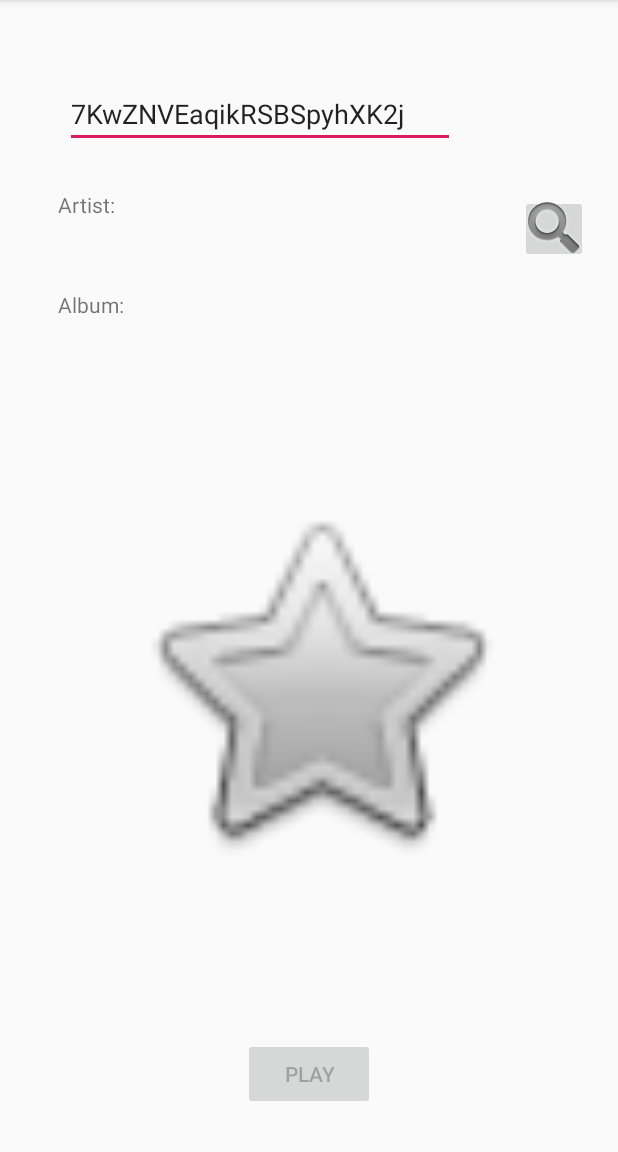
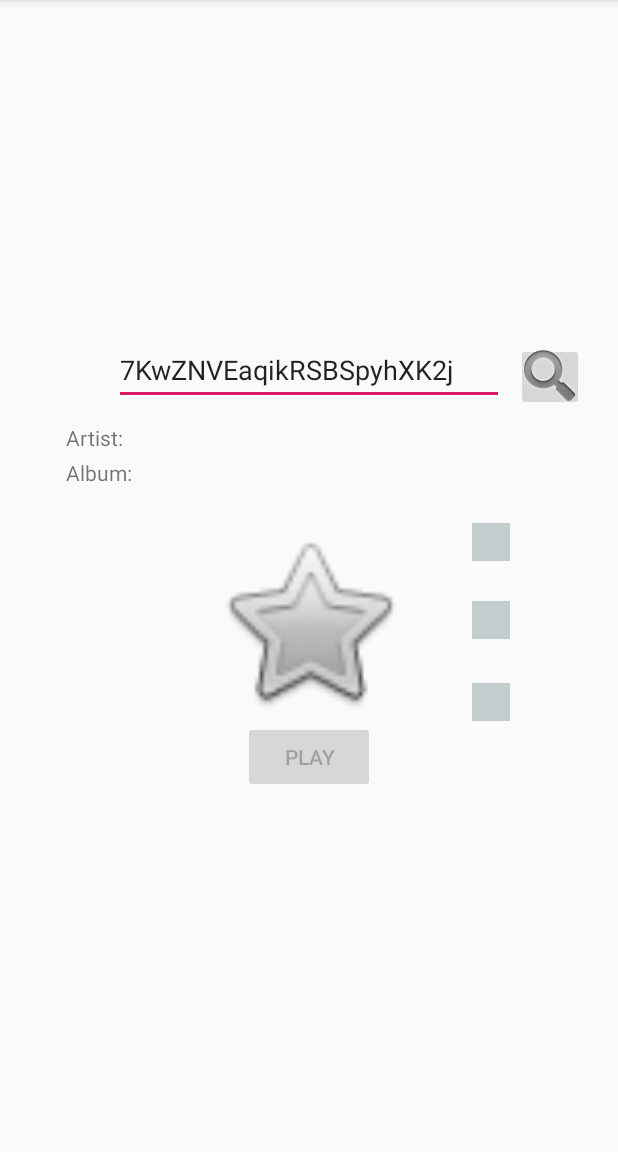
Before and after one commit to aasquier/Android_Audio_Visualizer, an Android app: the screen it shows after launch (MainActivity), on a phone screen of 412 x 824 dp, the part 84-1236 px from its top. Run offline under Robolectric (Android 15) with nearby library versions, the phone set to English and light mode, and no system bars; libraries missing offline, so code that uses them is left out: android.support.v7, com.loopj.android, com.spotify.sdk, cz.msebera.android; 8 statements that could not run were skipped.

Commit message:
Updated UI to look nicer in landscape

```diff
--- a/app/src/main/res/layout/activity_main.xml
+++ b/app/src/main/res/layout/activity_main.xml
@@ -7,129 +7,124 @@
     tools:context=".MainActivity"
     tools:layout_editor_absoluteY="81dp">
 
+    <View
+        android:id="@+id/view"
+        android:layout_width="708dp"
+        android:layout_height="312dp"
+        android:layout_marginStart="8dp"
+        android:layout_marginTop="8dp"
+        android:layout_marginEnd="8dp"
+        android:layout_marginBottom="8dp"
+        app:layout_constraintBottom_toBottomOf="parent"
+        app:layout_constraintEnd_toEndOf="parent"
+        app:layout_constraintHorizontal_bias="1.0"
+        app:layout_constraintStart_toStartOf="parent"
+        app:layout_constraintTop_toTopOf="parent"
+        app:layout_constraintVertical_bias="0.493" />
+
     <Button
         android:id="@+id/playButton"
         android:layout_width="wrap_content"
         android:layout_height="wrap_content"
-        android:layout_marginTop="8dp"
-        android:layout_marginBottom="28dp"
+        android:layout_marginBottom="8dp"
         android:text="Play"
-        app:layout_constraintBottom_toBottomOf="parent"
+        app:layout_constraintBottom_toBottomOf="@+id/view"
         app:layout_constraintEnd_toEndOf="parent"
-        app:layout_constraintStart_toStartOf="parent"
-        app:layout_constraintTop_toBottomOf="@+id/albumArtImageView"
-        app:layout_constraintVertical_bias="1.0" />
+        app:layout_constraintHorizontal_bias="0.499"
+        app:layout_constraintStart_toStartOf="parent" />
 
     <TextView
         android:id="@+id/artistNameTextView"
         android:layout_width="336dp"
         android:layout_height="23dp"
         android:layout_marginStart="8dp"
-        android:layout_marginTop="28dp"
         android:layout_marginEnd="8dp"
         android:text="Artist: "
+        app:layout_constraintBottom_toTopOf="@+id/albumNameTextView"
         app:layout_constraintEnd_toEndOf="parent"
-        app:layout_constraintHorizontal_bias="0.508"
-        app:layout_constraintStart_toStartOf="parent"
-        app:layout_constraintTop_toBottomOf="@+id/trackEditText" />
+        app:layout_constraintHorizontal_bias="0.598"
+        app:layout_constraintStart_toStartOf="parent" />
 
     <TextView
         android:id="@+id/albumNameTextView"
         android:layout_width="336dp"
         android:layout_height="23dp"
         android:layout_marginStart="8dp"
-        android:layout_marginTop="8dp"
         android:layout_marginEnd="8dp"
-        android:layout_marginBottom="8dp"
+        android:layout_marginBottom="20dp"
         android:text="Album: "
         app:layout_constraintBottom_toTopOf="@+id/albumArtImageView"
         app:layout_constraintEnd_toEndOf="parent"
-        app:layout_constraintHorizontal_bias="0.508"
-        app:layout_constraintStart_toStartOf="parent"
-        app:layout_constraintTop_toBottomOf="@+id/artistNameTextView"
-        app:layout_constraintVertical_bias="0.264" />
+        app:layout_constraintHorizontal_bias="0.598"
+        app:layout_constraintStart_toStartOf="parent" />
 
     <ImageView
         android:id="@+id/albumArtImageView"
-        android:layout_width="343dp"
-        android:layout_height="264dp"
+        android:layout_width="209dp"
+        android:layout_height="132dp"
         android:layout_marginStart="8dp"
-        android:layout_marginTop="8dp"
         android:layout_marginEnd="8dp"
-        android:layout_marginBottom="8dp"
-        app:layout_constraintBottom_toBottomOf="parent"
+        app:layout_constraintBottom_toTopOf="@+id/playButton"
         app:layout_constraintEnd_toEndOf="parent"
-        app:layout_constraintHorizontal_bias="0.615"
         app:layout_constraintStart_toStartOf="parent"
-        app:layout_constraintTop_toTopOf="parent"
-        app:layout_constraintVertical_bias="0.643"
         app:srcCompat="@android:drawable/btn_star"
         tools:srcCompat="@tools:sample/backgrounds/scenic[2]" />
 
     <EditText
         android:id="@+id/trackEditText"
         android:layout_width="260dp"
-        android:layout_height="45dp"
+        android:layout_height="46dp"
         android:layout_marginStart="8dp"
-        android:layout_marginTop="53dp"
         android:layout_marginEnd="8dp"
-        android:layout_marginBottom="8dp"
+        android:layout_marginBottom="12dp"
         android:ems="10"
         android:inputType="textPersonName"
         android:text="7KwZNVEaqikRSBSpyhXK2j"
-        app:layout_constraintBottom_toTopOf="@+id/albumArtImageView"
-        app:layout_constraintEnd_toStartOf="@+id/searchButton"
-        app:layout_constraintStart_toStartOf="parent"
-        app:layout_constraintTop_toTopOf="parent"
-        app:layout_constraintVertical_bias="0.0" />
+        app:layout_constraintBottom_toTopOf="@+id/artistNameTextView"
+        app:layout_constraintEnd_toEndOf="parent"
+        app:layout_constraintHorizontal_bias="0.498"
+        app:layout_constraintStart_toStartOf="parent" />
 
     <ImageButton
         android:id="@+id/searchButton"
         android:layout_width="45dp"
         android:layout_height="45dp"
-        android:layout_marginTop="8dp"
-        android:layout_marginEnd="20dp"
+        android:layout_marginStart="8dp"
         android:layout_marginBottom="8dp"
-        app:layout_constraintBottom_toTopOf="@+id/albumArtImageView"
-        app:layout_constraintEnd_toEndOf="parent"
-        app:layout_constraintTop_toTopOf="parent"
-        app:layout_constraintVertical_bias="0.468"
+        app:layout_constraintBottom_toTopOf="@+id/artistNameTextView"
+        app:layout_constraintStart_toEndOf="@+id/trackEditText"
         app:srcCompat="@android:drawable/ic_search_category_default" />
 
     <View
         android:id="@+id/primaryColor"
         android:layout_width="25dp"
         android:layout_height="25dp"
-        android:layout_marginStart="8dp"
+        android:layout_marginStart="4dp"
         android:layout_marginTop="8dp"
-        android:layout_marginEnd="8dp"
-        app:layout_constraintEnd_toStartOf="@+id/secondaryColor"
-        app:layout_constraintStart_toStartOf="parent"
-        app:layout_constraintTop_toBottomOf="@+id/albumArtImageView" />
+        android:layout_marginBottom="8dp"
+        android:background="#c2cece"
+        app:layout_constraintBottom_toTopOf="@+id/ternaryColor"
+        app:layout_constraintStart_toEndOf="@+id/albumArtImageView"
+        app:layout_constraintTop_toBottomOf="@+id/secondaryColor"
+        app:layout_constraintVertical_bias="0.471" />
 
     <View
         android:id="@+id/secondaryColor"
         android:layout_width="25dp"
         android:layout_height="25dp"
-        android:layout_marginStart="8dp"
-        android:layout_marginTop="8dp"
-        android:layout_marginEnd="8dp"
-        android:layout_marginBottom="8dp"
-        app:layout_constraintBottom_toTopOf="@+id/playButton"
-        app:layout_constraintEnd_toEndOf="parent"
-        app:layout_constraintStart_toStartOf="parent"
-        app:layout_constraintTop_toBottomOf="@+id/albumArtImageView"
-        app:layout_constraintVertical_bias="0.0" />
+        android:layout_marginStart="4dp"
+        android:layout_marginTop="20dp"
+        android:background="#c2cece"
+        app:layout_constraintStart_toEndOf="@+id/albumArtImageView"
+        app:layout_constraintTop_toBottomOf="@+id/albumNameTextView" />
 
     <View
         android:id="@+id/ternaryColor"
         android:layout_width="25dp"
         android:layout_height="25dp"
-        android:layout_marginStart="8dp"
-        android:layout_marginTop="8dp"
-        android:layout_marginEnd="8dp"
-        app:layout_constraintEnd_toEndOf="parent"
-        app:layout_constraintStart_toEndOf="@+id/secondaryColor"
-        app:layout_constraintTop_toBottomOf="@+id/albumArtImageView" />
+        android:layout_marginStart="4dp"
+        android:background="#c2cece"
+        app:layout_constraintBottom_toTopOf="@+id/playButton"
+        app:layout_constraintStart_toEndOf="@+id/albumArtImageView" />
 
 </android.support.constraint.ConstraintLayout>
```
